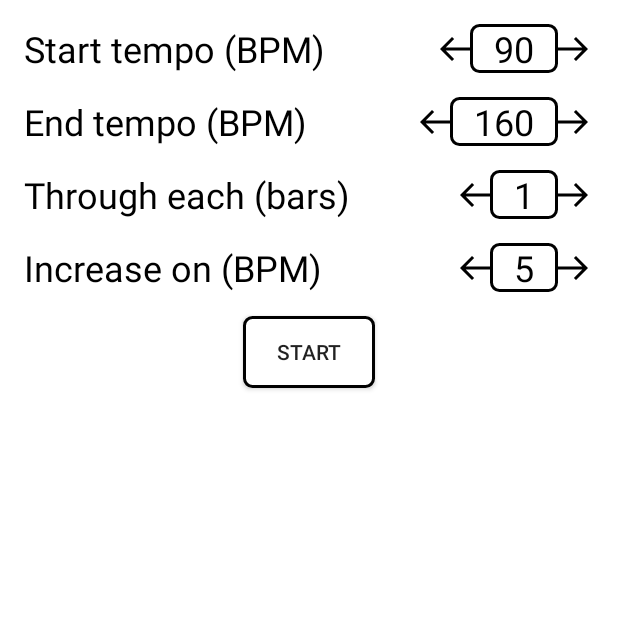
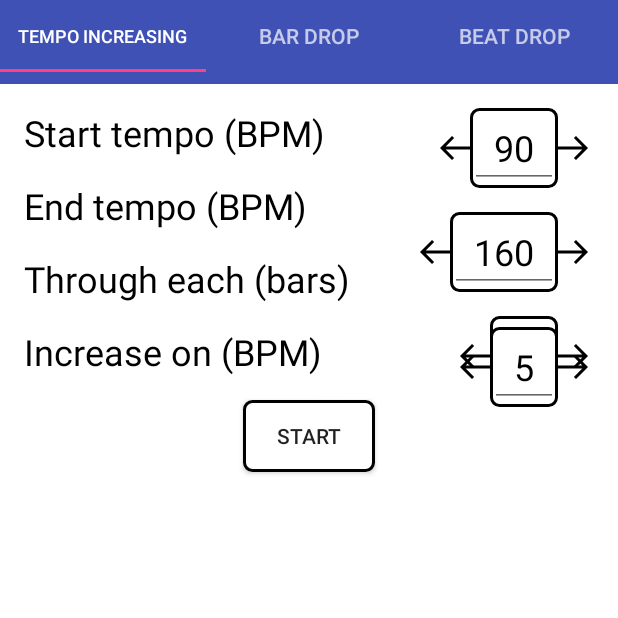
Before and after one commit to RusseLL-One/Metroman, an Android app: the screen it shows after launch (MainActivity), after a tap on "TEMPO TRAINING", on a phone screen of 412 x 824 dp, the top half of it. Run offline under Robolectric (Android 15) with nearby library versions, the phone set to English and light mode, and no system bars; our stand-ins replace RxJava; 1 statement that could not run was skipped.

Commit message:
Work on training pages

```diff
--- a/app/build.gradle
+++ b/app/build.gradle
@@ -30,7 +30,8 @@ android {
 dependencies {
     implementation fileTree(include: ['*.jar'], dir: 'libs')
     implementation "org.jetbrains.kotlin:kotlin-stdlib-jdk7:$kotlin_version"
-    implementation 'com.android.support:appcompat-v7:28.0.0-rc02'
+    implementation "com.android.support:design:28.0.0"
+    implementation 'com.android.support:appcompat-v7:28.0.0'
     implementation 'me.angrybyte.picker:picker:1.3.1'
     implementation 'com.android.support.constraint:constraint-layout:1.1.3'
     implementation 'com.github.piasy:AudioProcessor:1.5.3'
--- a/app/src/main/java/com/one/russell/metronomekotlin/BeatView.kt
+++ b/app/src/main/java/com/one/russell/metronomekotlin/BeatView.kt
@@ -2,29 +2,23 @@ package com.one.russell.metronomekotlin
 
 import android.animation.ValueAnimator
 import android.content.Context
-import android.graphics.Canvas
-import android.graphics.Color
-import android.graphics.Paint
-import android.graphics.RectF
+import android.graphics.*
 import android.util.AttributeSet
-import android.util.Log
 import android.view.MotionEvent
 import android.view.View
 import android.view.ViewTreeObserver
-import android.view.animation.AccelerateInterpolator
 import android.view.animation.DecelerateInterpolator
-import android.view.animation.LinearInterpolator
-import android.widget.LinearLayout
-
 
 
 class BeatView @JvmOverloads constructor(
         context: Context, attrs: AttributeSet? = null, defStyleAttr: Int = 0
 ) : View(context, attrs, defStyleAttr) {
 
-    val paint = Paint()
+    val greyPaint = Paint()
+    val whitePaint = Paint()
     var accentBoxHeight = 0f
     var beatType = BeatType.BEAT
+    var bordersImage: Bitmap? = null
 
     constructor(context: Context, beatType: BeatType) : this(context) {
         this.beatType = beatType
@@ -32,6 +26,8 @@ class BeatView @JvmOverloads constructor(
 
     init {
         setBackgroundResource(R.drawable.buttons)
+
+
 
         viewTreeObserver.addOnPreDrawListener(object : ViewTreeObserver.OnPreDrawListener {
             override fun onPreDraw(): Boolean {
@@ -41,9 +37,18 @@ class BeatView @JvmOverloads constructor(
                     BeatType.SUBACCENT -> (measuredHeight / 2).toFloat()
                     else -> measuredHeight.toFloat()
                 }
+
+                val drawable = context.resources.getDrawable(R.drawable.beats)
+
+                bordersImage = Bitmap.createBitmap(measuredWidth, measuredHeight, Bitmap.Config.ARGB_8888)
+                val canvas = Canvas(bordersImage)
+                drawable.setBounds(0, 0, measuredWidth, measuredHeight)
+                drawable.draw(canvas)
                 return true
             }
         })
+        greyPaint.color = Color.GRAY
+        whitePaint.color = Color.WHITE
     }
 
     override fun onTouchEvent(event: MotionEvent?): Boolean {
@@ -72,9 +77,15 @@ class BeatView @JvmOverloads constructor(
     }
 
     override fun onDraw(canvas: Canvas?) {
-
-        canvas?.drawRoundRect(RectF(0f, accentBoxHeight, measuredWidth.toFloat(), measuredHeight.toFloat()), Utils.getPixelsFromDp(5).toFloat(), Utils.getPixelsFromDp(5).toFloat(), paint)
-        //canvas?.drawRect(0f, 0f, measuredWidth.toFloat(), measuredHeight.toFloat(), paint)
+        greyPaint.colorFilter = background.colorFilter
+        whitePaint.colorFilter = background.colorFilter
+        //todo всё ломается при изменении количества ударов в такте
+        canvas?.drawRoundRect(RectF(0f, 0f, measuredWidth.toFloat(), measuredHeight.toFloat()), Utils.getPixelsFromDp(5).toFloat(), Utils.getPixelsFromDp(5).toFloat(), whitePaint)
+        canvas?.drawRoundRect(RectF(0f, accentBoxHeight, measuredWidth.toFloat(), measuredHeight.toFloat()), Utils.getPixelsFromDp(5).toFloat(), Utils.getPixelsFromDp(5).toFloat(), greyPaint)
+        if(bordersImage != null) {
+            canvas?.drawBitmap(bordersImage, 0f, 0f, Paint())
+        }
+        //canvas?.drawRect(0f, 0f, measuredWidth.toFloat(), measuredHeight.toFloat(), greyPaint)
 
         super.onDraw(canvas)
     }
--- a/app/src/main/java/com/one/russell/metronomekotlin/IncrementDecrementListener.kt
+++ b/app/src/main/java/com/one/russell/metronomekotlin/IncrementDecrementListener.kt
@@ -12,13 +12,13 @@ class IncrementDecrementListener(private val isIncreasing : Boolean, private val
             if(isIncreasing) {
                 value++
                 if(value <= bound) {
-                    view.tvValue.text = value.toString()
+                    view.tvValue.setText(value.toString())
                 }
             }
             else {
                 value--
                 if(value >= bound) {
-                    view.tvValue.text = value.toString()
+                    view.tvValue.setText(value.toString())
                 }
             }
         } catch (e: NumberFormatException) {
--- a/app/src/main/java/com/one/russell/metronomekotlin/TempoIncreasingFragment.kt
+++ b/app/src/main/java/com/one/russell/metronomekotlin/TempoIncreasingFragment.kt
@@ -30,10 +30,10 @@ class TempoIncreasingFragment : Fragment() {
     override fun onActivityCreated(savedInstanceState: Bundle?) {
         super.onActivityCreated(savedInstanceState)
 
-        startValue.tvValue.text = "90"
-        endValue.tvValue.text = "160"
-        barsValue.tvValue.text = "1"
-        increaseValue.tvValue.text = "5"
+        startValue.tvValue.setText("90")
+        endValue.tvValue.setText("160")
+        barsValue.tvValue.setText("1")
+        increaseValue.tvValue.setText("5")
 
         startValue.ivIncrease.setOnClickListener {
             try {
@@ -42,7 +42,7 @@ class TempoIncreasingFragment : Fragment() {
 
                 val endBpm = endValue.tvValue.text.toString().toInt()
                 if(startBpm <= endBpm) {
-                    startValue.tvValue.text = startBpm.toString()
+                    startValue.tvValue.setText(startBpm.toString())
                 }
             } catch (e: NumberFormatException) {
             }
@@ -54,7 +54,7 @@ class TempoIncreasingFragment : Fragment() {
                 startBpm--
 
                 if(startBpm >= MIN_BPM) {
-                    startValue.tvValue.text = startBpm.toString()
+                    startValue.tvValue.setText(startBpm.toString())
                 }
             } catch (e: NumberFormatException) {
             }
@@ -66,7 +66,7 @@ class TempoIncreasingFragment : Fragment() {
                 endBpm++
 
                 if(endBpm <= MAX_BPM) {
-                    endValue.tvValue.text = endBpm.toString()
+                    endValue.tvValue.setText(endBpm.toString())
                 }
             } catch (e: NumberFormatException) {
             }
@@ -79,7 +79,7 @@ class TempoIncreasingFragment : Fragment() {
 
                 var startBpm = startValue.tvValue.text.toString().toInt()
                 if (endBpm >= startBpm) {
-                    endValue.tvValue.text = endBpm.toString()
+                    endValue.tvValue.setText(endBpm.toString())
                 }
             } catch (e: NumberFormatException) {
             }
@@ -91,7 +91,7 @@ class TempoIncreasingFragment : Fragment() {
                 bars++
 
                 if(bars <= 100) {
-                    barsValue.tvValue.text = bars.toString()
+                    barsValue.tvValue.setText(bars.toString())
                 }
             } catch (e: NumberFormatException) {
             }
@@ -103,7 +103,7 @@ class TempoIncreasingFragment : Fragment() {
                 bars--
 
                 if (bars >= 1) {
-                    barsValue.tvValue.text = bars.toString()
+                    barsValue.tvValue.setText(bars.toString())
                 }
             } catch (e: NumberFormatException) {
             }
@@ -115,7 +115,7 @@ class TempoIncreasingFragment : Fragment() {
                 increment++
 
                 if(increment <= 200) {
-                    increaseValue.tvValue.text = increment.toString()
+                    increaseValue.tvValue.setText(increment.toString())
                 }
             } catch (e: NumberFormatException) {
             }
@@ -127,7 +127,7 @@ class TempoIncreasingFragment : Fragment() {
                 increment--
 
                 if (increment >= 1) {
-                    increaseValue.tvValue.text = increment.toString()
+                    increaseValue.tvValue.setText(increment.toString())
                 }
             } catch (e: NumberFormatException) {
             }
--- a/app/src/main/java/com/one/russell/metronomekotlin/TrainingFragment.kt
+++ b/app/src/main/java/com/one/russell/metronomekotlin/TrainingFragment.kt
@@ -17,5 +17,7 @@ class TrainingFragment : Fragment() {
     override fun onActivityCreated(savedInstanceState: Bundle?) {
         super.onActivityCreated(savedInstanceState)
         vpTraining.adapter = TrainingPagerAdapter(childFragmentManager)
+
+        tablayout.setupWithViewPager(vpTraining)
     }
 }
--- a/app/src/main/java/com/one/russell/metronomekotlin/TrainingPagerAdapter.kt
+++ b/app/src/main/java/com/one/russell/metronomekotlin/TrainingPagerAdapter.kt
@@ -9,11 +9,20 @@ class TrainingPagerAdapter(fm: FragmentManager) : FragmentPagerAdapter(fm) {
     private val fragmentsCount = 3
 
     override fun getItem(position: Int): Fragment {
-        return when(position) {
+        return when (position) {
             0 -> TempoIncreasingFragment()
             1 -> BarDropFragment()
             2 -> BeatDropFragment()
             else -> Fragment()
+        }
+    }
+
+    override fun getPageTitle(position: Int): CharSequence? {
+        return when (position) {
+            0 -> "Tempo increasing"
+            1 -> "Bar drop"
+            2 -> "Beat drop"
+            else -> null
         }
     }
 
--- /dev/null
+++ b/app/src/main/res/drawable/beats.xml
@@ -0,0 +1,20 @@
+<?xml version="1.0" encoding="utf-8"?>
+<layer-list xmlns:android="http://schemas.android.com/apk/res/android">
+    <item>
+        <shape xmlns:android="http://schemas.android.com/apk/res/android"
+            android:shape="rectangle">
+            <stroke
+                android:width="2dp"
+                android:color="#ffffff"/>
+        </shape>
+    </item>
+    <item>
+        <shape xmlns:android="http://schemas.android.com/apk/res/android"
+            android:shape="rectangle">
+            <corners android:radius="5dp" />
+            <stroke
+                android:width="2dp"
+                android:color="#000000"/>
+        </shape>
+    </item>
+</layer-list>
--- a/app/src/main/res/layout/fragment_training.xml
+++ b/app/src/main/res/layout/fragment_training.xml
@@ -1,13 +1,22 @@
 <?xml version="1.0" encoding="utf-8"?>
-<FrameLayout
-    xmlns:android="http://schemas.android.com/apk/res/android"
+<LinearLayout xmlns:android="http://schemas.android.com/apk/res/android"
     android:layout_width="match_parent"
     android:layout_height="match_parent"
+    android:orientation="vertical"
     android:background="#ffffff">
 
+    <android.support.design.widget.TabLayout
+        android:id="@+id/tablayout"
+        android:layout_width="match_parent"
+        android:layout_height="wrap_content"
+        android:background="@color/colorPrimary"
+        android:minHeight="?attr/actionBarSize"
+        android:theme="@style/ThemeOverlay.AppCompat.Dark.ActionBar">
+
+    </android.support.design.widget.TabLayout>
 
     <android.support.v4.view.ViewPager
         android:id="@+id/vpTraining"
         android:layout_width="match_parent"
-        android:layout_height="match_parent"/>
-</FrameLayout>
+        android:layout_height="match_parent" />
+</LinearLayout>
--- a/app/src/main/res/layout/item_settings_param.xml
+++ b/app/src/main/res/layout/item_settings_param.xml
@@ -23,7 +23,7 @@
         app:layout_constraintStart_toStartOf="@id/tvValue"
         app:layout_constraintTop_toTopOf="@id/tvValue" />
 
-    <TextView
+    <EditText
         android:id="@+id/tvValue"
         android:layout_width="wrap_content"
         android:layout_height="wrap_content"
```
Also changed, not shown: app/src/main/java/com/one/russell/metronomekotlin/BarDropFragment.kt (+7 -7 lines), app/src/main/java/com/one/russell/metronomekotlin/BeatDropFragment.kt (+48 -0 lines), app/src/main/java/com/one/russell/metronomekotlin/SettingsFragment.kt (+8 -8 lines), app/src/main/java/com/one/russell/metronomekotlin/TickService.kt (+53 -14 lines).
